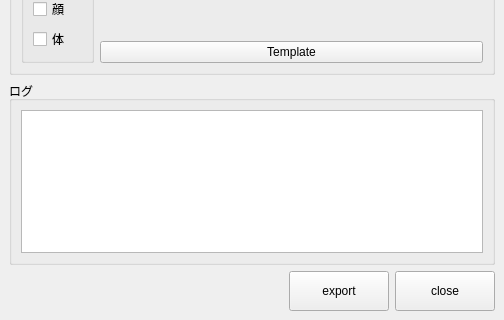
Above: library/python/rs/tool/chara2resolve/chara2resolve.ui from nakano000/Resolve_Script before the change; both pictures show x 0 to 504 and y 366 to 686 of the 504 by 686 pixel window. Below: the same form after it.
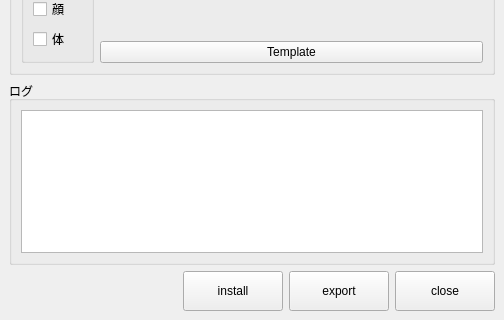
That is the form after the change. Custom widgets are drawn as their Qt base class.

Commit message: installボタン追加

Patch:
```diff
--- a/library/python/rs/tool/chara2resolve/chara2resolve.ui
+++ b/library/python/rs/tool/chara2resolve/chara2resolve.ui
@@ -325,6 +325,19 @@
         </property>
        </spacer>
       </item>
+      <item>
+       <widget class="QPushButton" name="installButton">
+        <property name="minimumSize">
+         <size>
+          <width>100</width>
+          <height>40</height>
+         </size>
+        </property>
+        <property name="text">
+         <string>install</string>
+        </property>
+       </widget>
+      </item>
       <item>
        <widget class="QPushButton" name="exportButton">
         <property name="minimumSize">
```
The commit also changes 2 other files.
